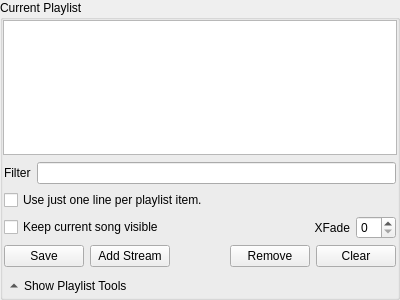
Above: ui/CurrentListForm.ui from tarmack/Pythagora before the change. Below: the same form after it.
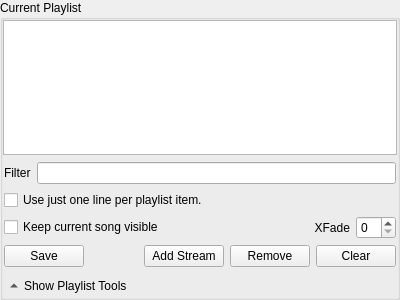
That is the form after the change. Icons and pictures are not drawn. Custom widgets are drawn as their Qt base class.

Commit message: Fix bug breaking compatibility for running without KDE.

The edit to the form file:
```diff
--- a/ui/CurrentListForm.ui
+++ b/ui/CurrentListForm.ui
@@ -203,7 +203,7 @@
            </property>
           </widget>
          </item>
-         <item row="5" column="2">
+         <item row="5" column="4">
           <widget class="QPushButton" name="addStream">
            <property name="text">
             <string>Add Stream</string>
```
The commit also changes 1 other file.
